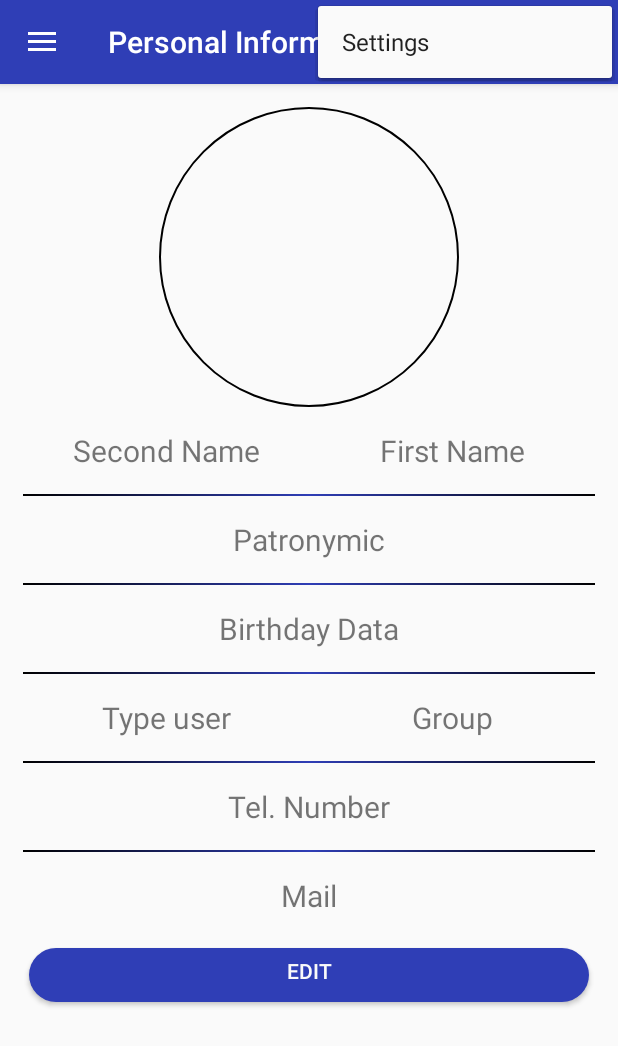
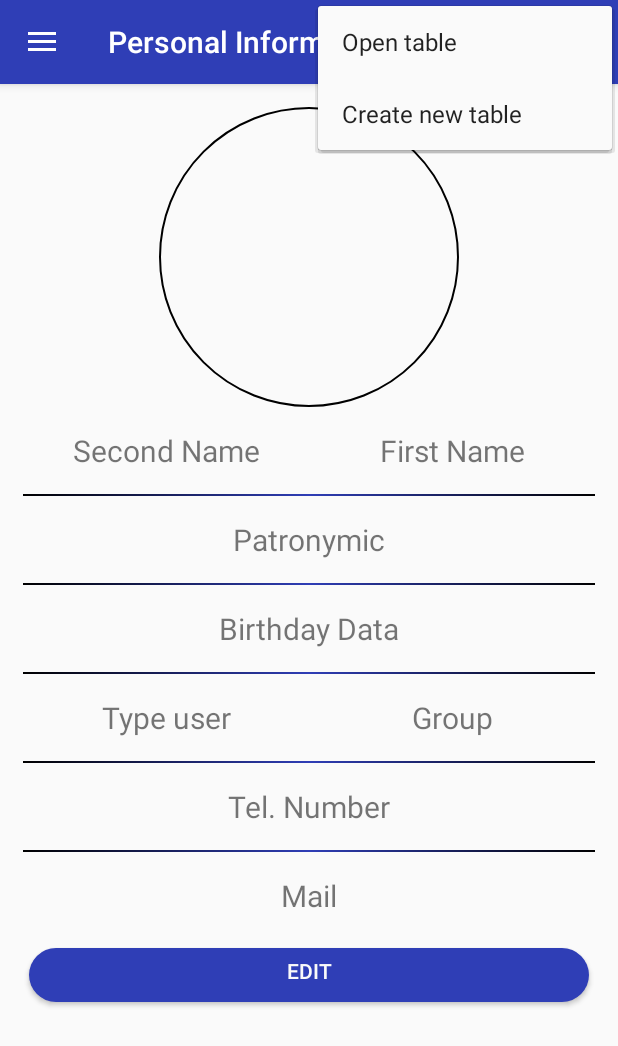
Before and after one commit to nazarenko-by/EasyRegister, an Android app: the screen it shows after launch (MainActivity), with the options menu open, on a phone screen of 412 x 824 dp. Shown: the top 1046 px of the screen. Run offline under Robolectric (Android 15) with nearby library versions, the phone set to English and light mode, and no system bars; our stand-ins replace navigation-ui.

Commit message:
create alertDialog for create table

```diff
--- a/app/src/main/res/menu/main.xml
+++ b/app/src/main/res/menu/main.xml
@@ -2,8 +2,13 @@
 <menu xmlns:android="http://schemas.android.com/apk/res/android"
     xmlns:app="http://schemas.android.com/apk/res-auto">
     <item
-        android:id="@+id/action_settings"
+        android:id="@+id/action_open"
         android:orderInCategory="100"
-        android:title="@string/action_settings"
+        android:title="@string/action_open"
+        app:showAsAction="never"/>
+    <item
+        android:id="@+id/action_create"
+        android:orderInCategory="100"
+        android:title="@string/action_create"
         app:showAsAction="never" />
 </menu>
--- a/app/src/main/res/values/strings.xml
+++ b/app/src/main/res/values/strings.xml
@@ -2,10 +2,13 @@
     <string name="app_name">Easy Register</string>
     <string name="navigation_drawer_open">Open navigation drawer</string>
     <string name="navigation_drawer_close">Close navigation drawer</string>
-    <string name="nav_header_title">Android Studio</string>
-    <string name="nav_header_subtitle">android.studio@android.com</string>
+    <string name="nav_header_title">User</string>
+    <string name="nav_header_subtitle">User@user.com</string>
     <string name="nav_header_desc">Navigation header</string>
-    <string name="action_settings">Settings</string>
+
+    <!-- Action menu -->
+    <string name="action_open">Open table</string>
+    <string name="action_create">Create new table</string>
 
     <!-- Navigation menu -->
     <string name="menu_per_inf">Personal Information</string>
@@ -40,6 +43,7 @@
     <string name="from_gallery">From Gallery</string>
     <string name="delete_message">Do you want to delete selected?</string>
     <string name="photo_message">Choose your profile picture</string>
+    <string name="create_table_button">Create</string>
 
 
 
```
Also changed, not shown: app/src/main/java/com/nazarenko_by/easyregister/MainActivity.java (+50 -15 lines), 1 other file.
